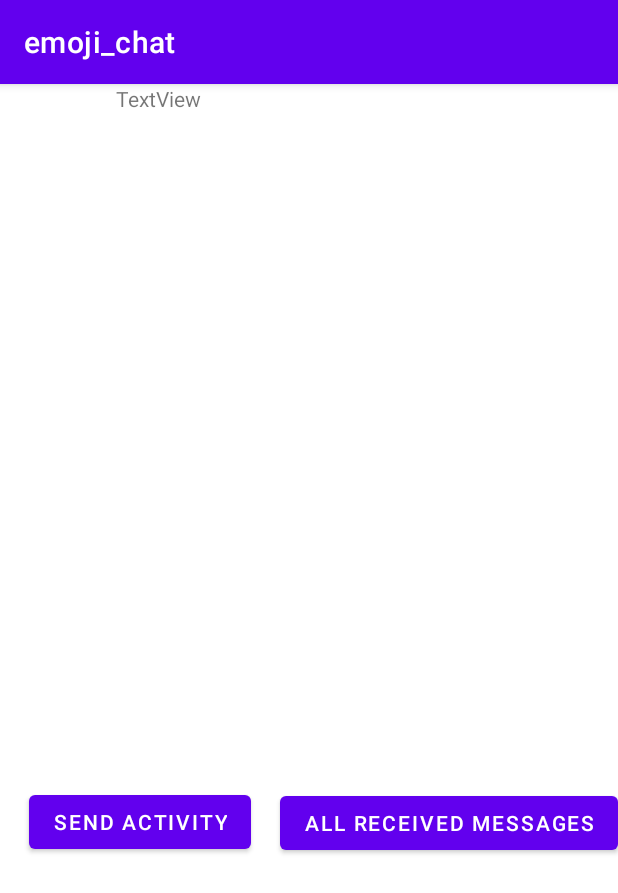
After one commit to AshwinKAshok/emoji-chat-android-app, an Android app: the UserLandingPageActivity screen opened directly, with no data from a screen before it, on a phone screen of 412 x 824 dp. The commit adds this screen. Shown: the top 893 px of the screen. Run offline under Robolectric (Android 15) with nearby library versions, the phone set to English and light mode, and no system bars.

Commit message:
[Task update by: Ashwin and Preet shah] Updated the UI. Added basic version all 4 final activities. Implemented backedn logic for sending message and receiving all messages.

```diff
--- a/app/src/main/AndroidManifest.xml
+++ b/app/src/main/AndroidManifest.xml
@@ -9,7 +9,10 @@
         android:roundIcon="@mipmap/ic_launcher_round"
         android:supportsRtl="true"
         android:theme="@style/Theme.Emoji_chat">
-        <activity android:name=".activities.ChatActivity"></activity>
+        <activity android:name=".activities.AllMessagesActivity"></activity>
+        <activity android:name=".activities.SendMessageActivity" />
+        <activity android:name=".activities.UserLandingPageActivity" />
+        <activity android:name=".activities.ChatActivity" />
         <activity android:name=".activities.MainActivity">
             <intent-filter>
                 <action android:name="android.intent.action.MAIN" />
--- a/app/src/main/java/edu/neu/madcourse/emoji_chat/activities/ChatActivity.java
+++ b/app/src/main/java/edu/neu/madcourse/emoji_chat/activities/ChatActivity.java
@@ -64,6 +64,8 @@ public class ChatActivity extends AppCompatActivity {
         child_node_receiver = root_node.getReference("users").child(receiver_name);
         child_node_sender_messages = root_node.getReference("messages").child(sender_messages_db_name);
         child_node_receiver_message = root_node.getReference("messages").child(receiver_messages_db_name);
+
+
 
         child_node_sender_messages.addChildEventListener(new ChildEventListener() {
 
--- /dev/null
+++ b/app/src/main/java/edu/neu/madcourse/emoji_chat/activities/UserLandingPageActivity.java
@@ -0,0 +1,55 @@
+package edu.neu.madcourse.emoji_chat.activities;
+
+import androidx.appcompat.app.AppCompatActivity;
+
+import android.content.Intent;
+import android.os.Bundle;
+import android.util.Log;
+import android.view.View;
+import android.widget.Button;
+import android.widget.TextView;
+
+import edu.neu.madcourse.emoji_chat.R;
+
+public class UserLandingPageActivity extends AppCompatActivity {
+
+    TextView messages_count_text_view;
+    Button start_send_messages_activity_button;
+    Button start_all_messages_activty_button;
+
+    String sender_name;
+
+    @Override
+    protected void onCreate(Bundle savedInstanceState) {
+        super.onCreate(savedInstanceState);
+        setContentView(R.layout.activity_user_landing_page);
+
+        messages_count_text_view = findViewById(R.id.messages_count_text_view);
+        start_send_messages_activity_button = findViewById(R.id.start_send_message_activity_button);
+        start_all_messages_activty_button = findViewById(R.id.start_show_all_messages_activity_button);
+
+        Bundle extras = getIntent().getExtras();
+
+        if(extras != null) {
+            sender_name = extras.getString("sender_name");
+        }
+
+        start_send_messages_activity_button.setOnClickListener(new View.OnClickListener() {
+            @Override
+            public void onClick(View v) {
+                Intent sent_message_activity = new Intent(getApplicationContext(), SendMessageActivity.class);
+                sent_message_activity.putExtra("sender_name", sender_name);
+                startActivity(sent_message_activity);
+            }
+        });
+
+        start_all_messages_activty_button.setOnClickListener(new View.OnClickListener() {
+            @Override
+            public void onClick(View v) {
+                Intent all_messages_activity = new Intent(getApplicationContext(), AllMessagesActivity.class);
+                all_messages_activity.putExtra("curr_user_name", sender_name);
+                startActivity(all_messages_activity);
+            }
+        });
+    };
+}
--- /dev/null
+++ b/app/src/main/res/layout/activity_user_landing_page.xml
@@ -0,0 +1,37 @@
+<?xml version="1.0" encoding="utf-8"?>
+<androidx.constraintlayout.widget.ConstraintLayout xmlns:android="http://schemas.android.com/apk/res/android"
+    xmlns:app="http://schemas.android.com/apk/res-auto"
+    xmlns:tools="http://schemas.android.com/tools"
+    android:layout_width="match_parent"
+    android:layout_height="match_parent"
+    tools:context=".activities.UserLandingPageActivity">
+
+    <TextView
+        android:id="@+id/messages_count_text_view"
+        android:layout_width="257dp"
+        android:layout_height="216dp"
+        android:text="TextView"
+        app:layout_constraintEnd_toEndOf="parent"
+        app:layout_constraintStart_toStartOf="parent"
+        app:layout_constraintTop_toTopOf="parent" />
+
+    <Button
+        android:id="@+id/start_send_message_activity_button"
+        android:layout_width="wrap_content"
+        android:layout_height="wrap_content"
+        android:text="@string/start_send_activity_button"
+        app:layout_constraintBottom_toBottomOf="parent"
+        app:layout_constraintEnd_toStartOf="@+id/start_show_all_messages_activity_button"
+        app:layout_constraintStart_toStartOf="parent"
+        app:layout_constraintTop_toBottomOf="@+id/messages_count_text_view" />
+
+    <Button
+        android:id="@+id/start_show_all_messages_activity_button"
+        android:layout_width="wrap_content"
+        android:layout_height="wrap_content"
+        android:text="@string/start_all_received_messages_button"
+        app:layout_constraintBottom_toBottomOf="parent"
+        app:layout_constraintEnd_toEndOf="parent"
+        app:layout_constraintTop_toBottomOf="@+id/messages_count_text_view"
+        app:layout_constraintVertical_bias="0.501" />
+</androidx.constraintlayout.widget.ConstraintLayout>
--- a/app/src/main/res/values/strings.xml
+++ b/app/src/main/res/values/strings.xml
@@ -3,6 +3,9 @@
     <string name="sender_name">Your name</string>
     <string name="receiver_name">Whom do want to chat with</string>
     <string name="start_chat_buton">Start chat</string>
+    <string name="login_button">Login</string>
     <string name="send_text_button">Send</string>
-    <string name="enter_text_message_text_view">Enter message</string>
+    <string name="start_send_activity_button">Send activity</string>
+    <string name="start_all_received_messages_button">All received messages</string>
+    <string name="enter_text_message_text_view">Enter img src</string>
 </resources>
```
Also changed, not shown: app/src/main/java/edu/neu/madcourse/emoji_chat/activities/AllMessagesActivity.java (added, +81 -0 lines), app/src/main/java/edu/neu/madcourse/emoji_chat/activities/MainActivity.java (+6 -9 lines), app/src/main/java/edu/neu/madcourse/emoji_chat/activities/SendMessageActivity.java (added, +60 -0 lines), app/src/main/java/edu/neu/madcourse/emoji_chat/models/Message.java (+9 -6 lines), app/src/main/res/layout/activity_all_messages.xml (added, +18 -0 lines), app/src/main/res/layout/activity_main.xml (+3 -27 lines), app/src/main/res/layout/activity_send_message.xml (added, +40 -0 lines).
